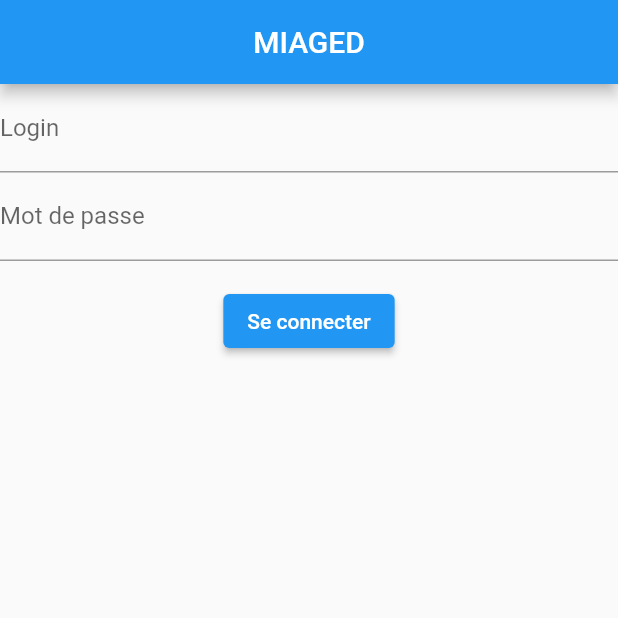
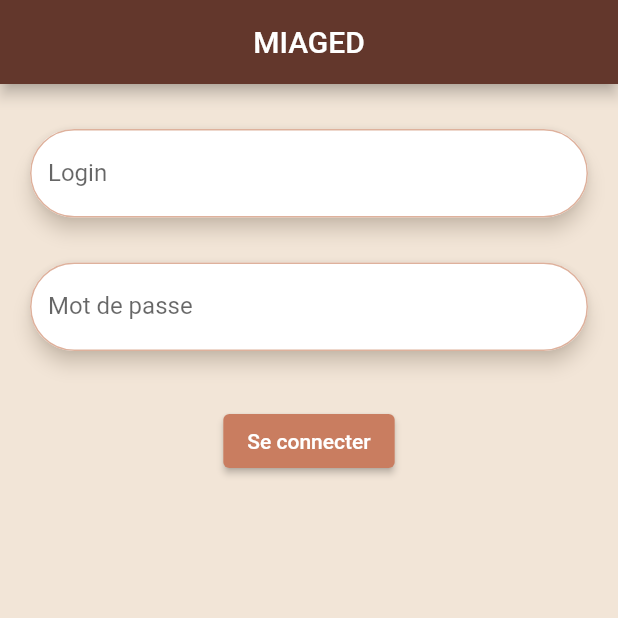
Before and after one commit to MorganeU/Miaged, a Flutter app: the screen it shows after launch, on a phone screen of 412 x 824 dp, the top half of it. Run offline on Flutter 3.47's test engine with Material 2 defaults, Android fonts, the phone set to English and light mode, and no system bars; our stand-ins replace cloud_firestore, firebase_core; missing offline and left inert: dart:ffi; accounts and stored records are empty.

Commit message:
un peu de mise en forme

```diff
--- a/lib/main.dart
+++ b/lib/main.dart
@@ -31,3 +31,6 @@ class MyApp extends StatelessWidget {
     );
   }
 }
+
+
+// https://api.flutter.dev/flutter/widgets/CustomScrollView-class.html
--- a/lib/screens/clothing_detail.dart
+++ b/lib/screens/clothing_detail.dart
@@ -16,7 +16,9 @@ class _ClothingDetailState extends State<ClothingDetail> {
     return Scaffold(
       appBar: AppBar(
         title: const Text("Détail"),
+        backgroundColor: const Color.fromRGBO(99, 55, 44, 1),
       ),
+      backgroundColor: const Color.fromRGBO(242, 229, 215, 1),
       body: Center(
         child: Column(children: [
           Text(widget.clothe['titre']),
@@ -29,7 +31,6 @@ class _ClothingDetailState extends State<ClothingDetail> {
               onPressed: ajoutPanier, child: const Text('Ajouter au panier'))
         ]),
       ),
-      backgroundColor: Colors.lightGreen[100],
     );
   }
 
--- a/lib/screens/clothing_list.dart
+++ b/lib/screens/clothing_list.dart
@@ -27,7 +27,9 @@ class _ClothingListState extends State<ClothingList> {
           title: const Text("Liste de vêtements"),
           automaticallyImplyLeading: false,
           centerTitle: true,
+          backgroundColor: const Color.fromRGBO(99, 55, 44, 1),
         ),
+        backgroundColor: const Color.fromRGBO(242, 229, 215, 1),
         body: FutureBuilder(
           future: getData(),
           builder: (context, snapshot) {
--- a/lib/screens/login.dart
+++ b/lib/screens/login.dart
@@ -12,8 +12,10 @@ class LoginPage extends StatelessWidget {
         automaticallyImplyLeading: false,
         title: const Text('MIAGED'),
         centerTitle: true,
+        backgroundColor: const Color.fromRGBO(99, 55, 44, 1),
       ),
       body: const FonctionLogin(),
+      backgroundColor: const Color.fromRGBO(242, 229, 215, 1),
     );
   }
 }
@@ -35,22 +37,57 @@ class FonctionLoginState extends State<FonctionLogin> {
       key: _formKey,
       child: Column(
         children: [
-          const TextField(
-            decoration: InputDecoration(labelText: "Login"),
+          Padding(
+              padding: const EdgeInsets.symmetric(horizontal: 20, vertical: 30),
+              child: Wrap(spacing: 10, runSpacing: 30, children: const [
+                Material(
+                    elevation: 5.0,
+                    shadowColor: Color.fromRGBO(235, 215, 193, 1),
+                    color: Colors.transparent,
+                    borderRadius: BorderRadius.all(Radius.circular(30.0)),
+                    child: TextField(
+                      decoration: InputDecoration(
+                        labelText: "Login",
+                        border: OutlineInputBorder(),
+                        enabledBorder: OutlineInputBorder(
+                          borderSide: BorderSide(
+                              color: Color.fromRGBO(222, 177, 156, 1)),
+                          borderRadius: BorderRadius.all(Radius.circular(30.0)),
+                        ),
+                        filled: true,
+                        fillColor: Colors.white,
+                      ),
                       keyboardType: TextInputType.emailAddress,
+                    )),
+                Material(
+                    elevation: 5.0,
+                    shadowColor: Color.fromRGBO(235, 215, 193, 1),
+                    color: Colors.transparent,
+                    borderRadius: BorderRadius.all(Radius.circular(30.0)),
+                    child: TextField(
+                      decoration: InputDecoration(
+                        labelText: "Mot de passe",
+                        border: OutlineInputBorder(),
+                        enabledBorder: OutlineInputBorder(
+                          borderSide: BorderSide(
+                              color: Color.fromRGBO(222, 177, 156, 1)),
+                          borderRadius: BorderRadius.all(Radius.circular(30.0)),
                         ),
-          const TextField(
-            decoration: InputDecoration(labelText: "Mot de passe"),
+                        filled: true,
+                        fillColor: Colors.white,
+                      ),
                       obscureText: true,
-          ),
+                    ))
+              ])),
           Padding(
-            padding: const EdgeInsets.symmetric(vertical: 16.0),
+            padding: const EdgeInsets.symmetric(vertical: 6.0),
             child: ElevatedButton(
                 onPressed: () {
                   Navigator.of(context).pushNamed('/home');
                 },
                 child: const Text('Se connecter'),
-            ),
+                style: ElevatedButton.styleFrom(
+                    primary: const Color.fromRGBO(201, 125, 96, 1))),
           ),
         ],
       ),
--- a/lib/screens/shopping_bag.dart
+++ b/lib/screens/shopping_bag.dart
@@ -34,7 +34,9 @@ class _ShoppingBagState extends State<ShoppingBag> {
           title: const Text("Panier"),
           automaticallyImplyLeading: false,
           centerTitle: true,
+          backgroundColor: const Color.fromRGBO(99, 55, 44, 1),
         ),
+        backgroundColor: const Color.fromRGBO(242, 229, 215, 1),
         body: FutureBuilder(
           future: getPanier(),
           builder: (context, snapshot) {
```
Also changed, not shown: lib/screens/home.dart (+10 -4 lines), lib/screens/user_profile.dart (+9 -5 lines). Lines whose indentation alone changed are shown as unchanged.
